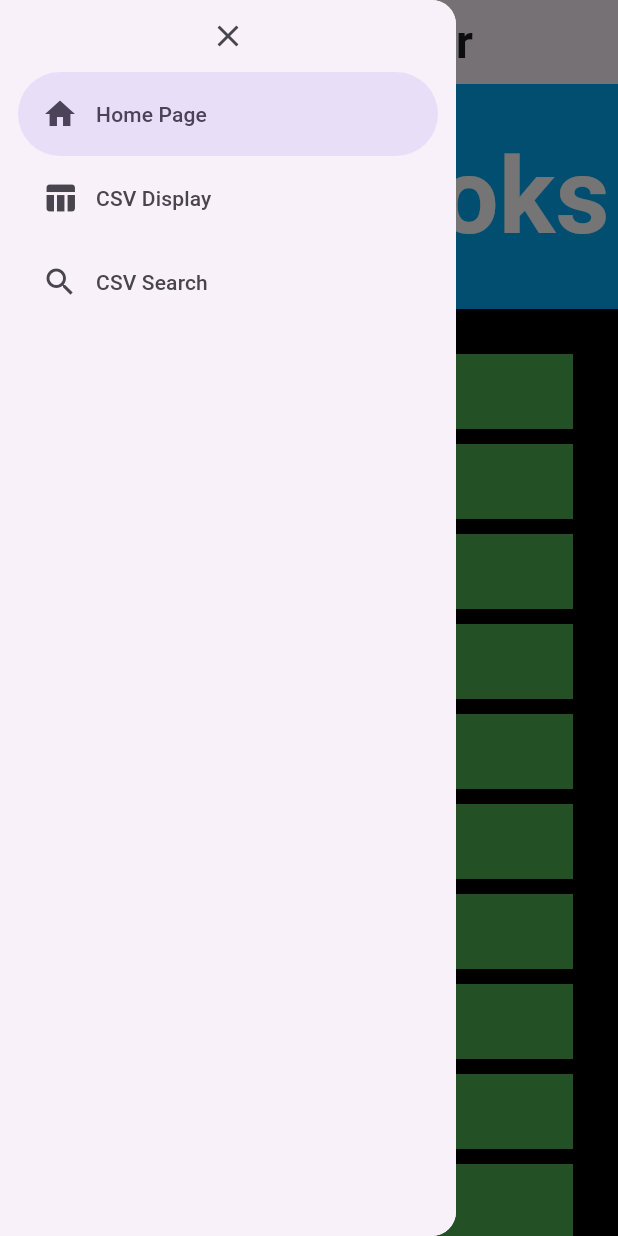
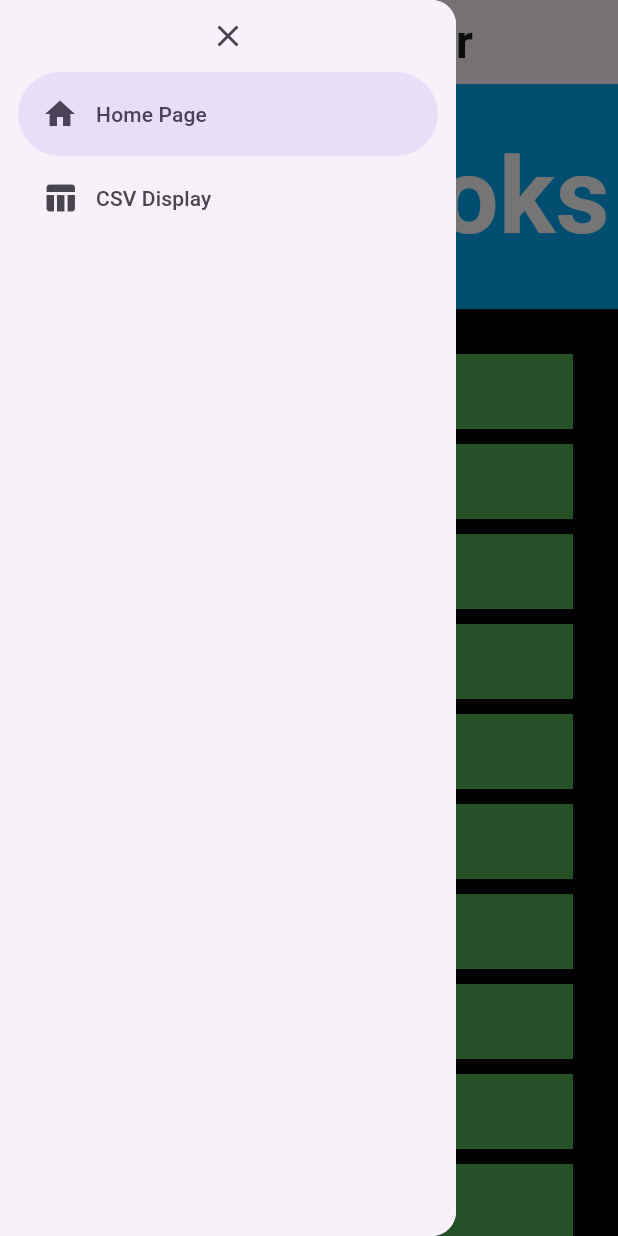
Before and after one commit to ElijahY123/BookHelper, a Flutter app: the screen it shows after launch, with the side drawer open, on a phone screen of 412 x 824 dp. Run offline on Flutter 3.47's test engine with Material 3 defaults, Android fonts, the phone set to English and light mode, and no system bars; our stand-ins replace csv, google_fonts.

Commit message:
moved search to view still working on search
Still working on searching the CSV file I just moved it over to the view file instead.

```diff
--- a/lib/Controllers/controller.dart
+++ b/lib/Controllers/controller.dart
@@ -2,7 +2,6 @@ import 'package:flutter/cupertino.dart';
 import 'package:flutter/material.dart';
 import 'package:group_d_final/Models/model.dart';
 import 'package:google_fonts/google_fonts.dart';
-import 'package:group_d_final/views/CSV_Search.dart';
 import 'package:group_d_final/views/audioBook.dart';
 import '../views/CSV_View.dart';
 
@@ -38,9 +37,6 @@ class _CSBookControllerState extends State<CSBookController> {
       case 1:
         page = CSV_View();
         break;
-      case 2:
-        page = CSV_Search();
-        break;
     }
     return LayoutBuilder(
       builder: (context, constraints) {
@@ -73,10 +69,6 @@ class _CSBookControllerState extends State<CSBookController> {
                       NavigationDrawerDestination(
                         icon: Icon(Icons.table_chart),
                         label: Text('CSV Display'),
-                      ),
-                      NavigationDrawerDestination(
-                        icon: Icon(Icons.search),
-                        label: Text('CSV Search'),
                       ),
                       /*NavigationDrawerDestination(
                         icon: Icon(Icons.info_outline),
```
Also changed, not shown: lib/views/CSV_Search.dart (deleted, +0 -94 lines), lib/views/CSV_View.dart (+35 -1 lines).
